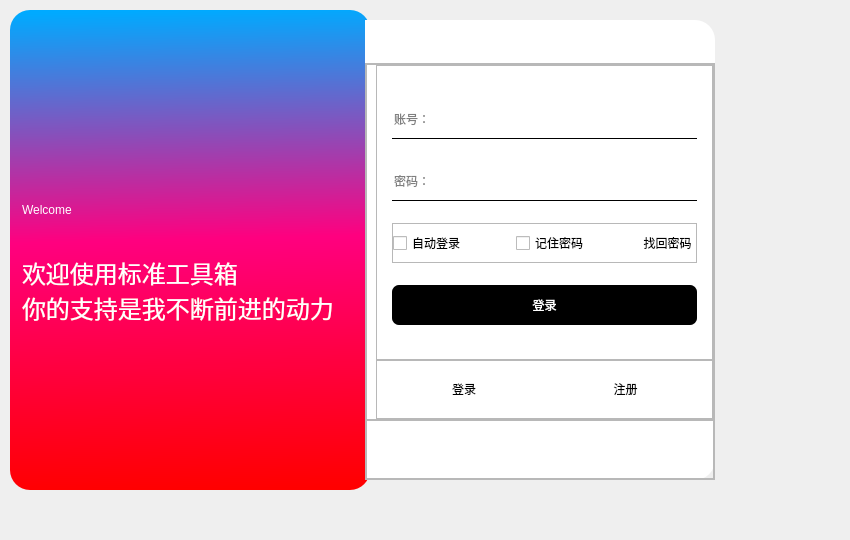
Old version of the form UI/Login.ui in the repository hyooeewee/Toolbox-of-Standard.
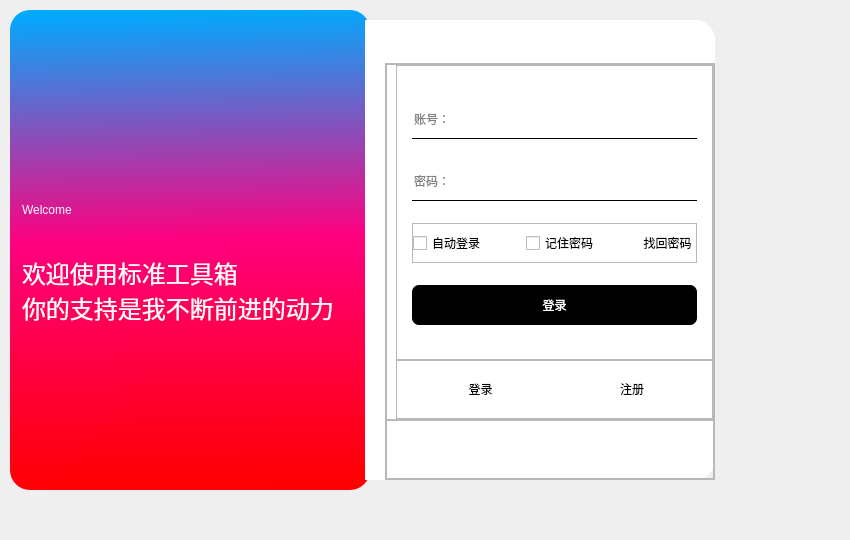
New version of the form. Icons and pictures are not drawn.

```diff
--- a/UI/Login.ui
+++ b/UI/Login.ui
@@ -188,6 +188,7 @@
 	background-color: rgb(255, 255, 255);
 	border-top-right-radius:20px;
 	border-bottom-right-radius:20px;
+	padding-left:20px;
 }</string>
       </property>
       <property name="frameShape">
@@ -486,7 +487,7 @@
                       </property>
                       <layout class="QHBoxLayout" name="horizontalLayout_6">
                        <property name="spacing">
-                        <number>50</number>
+                        <number>40</number>
                        </property>
                        <property name="leftMargin">
                         <number>0</number>
@@ -667,7 +668,7 @@
                 <item>
                  <widget class="QPushButton" name="pushButton_Login">
                   <property name="text">
-                   <string>登录</string>
+                   <string> 登录</string>
                   </property>
                   <property name="icon">
                    <iconset resource="res.qrc">
@@ -678,7 +679,7 @@
                 <item>
                  <widget class="QPushButton" name="pushButton_Register">
                   <property name="text">
-                   <string>注册</string>
+                   <string> 注册</string>
                   </property>
                   <property name="icon">
                    <iconset resource="res.qrc">
```
Left out of the diff: 4 changed lines with no effect on the pictures.
